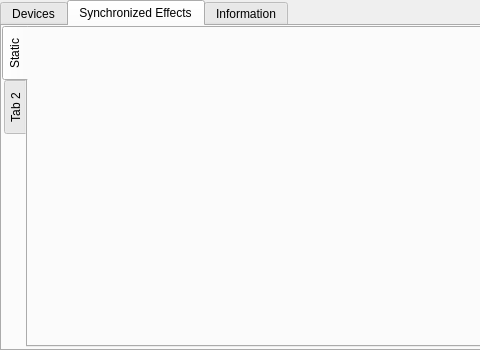
First picture: the form in qt/OpenRGBDialog2.ui, repository CalcProgrammer1/OpenRGB, before the edit; both pictures show x 0 to 480 and y 0 to 350 of the 700 by 350 pixel window.
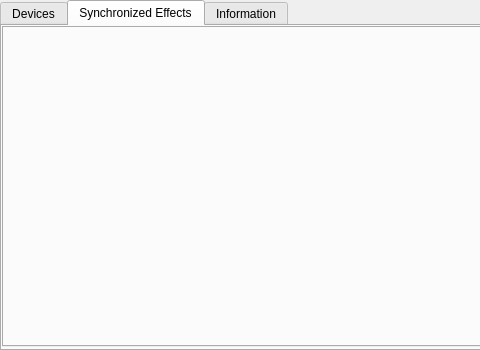
Second picture: the form after the edit. The open tabs and pages were chosen to show the change.

Commit message: Add Set All Devices button

```diff
--- a/qt/OpenRGBDialog2.ui
+++ b/qt/OpenRGBDialog2.ui
@@ -72,16 +72,6 @@
       <property name="currentIndex">
        <number>0</number>
       </property>
-      <widget class="QWidget" name="TabStaticEffect">
-       <attribute name="title">
-        <string>Static</string>
-       </attribute>
-      </widget>
-      <widget class="QWidget" name="tab_2">
-       <attribute name="title">
-        <string>Tab 2</string>
-       </attribute>
-      </widget>
      </widget>
     </widget>
     <widget class="QWidget" name="TabInformation">
```
Left out of the diff: 2 changed lines with no effect on the pictures. The commit also changes 5 other files.
